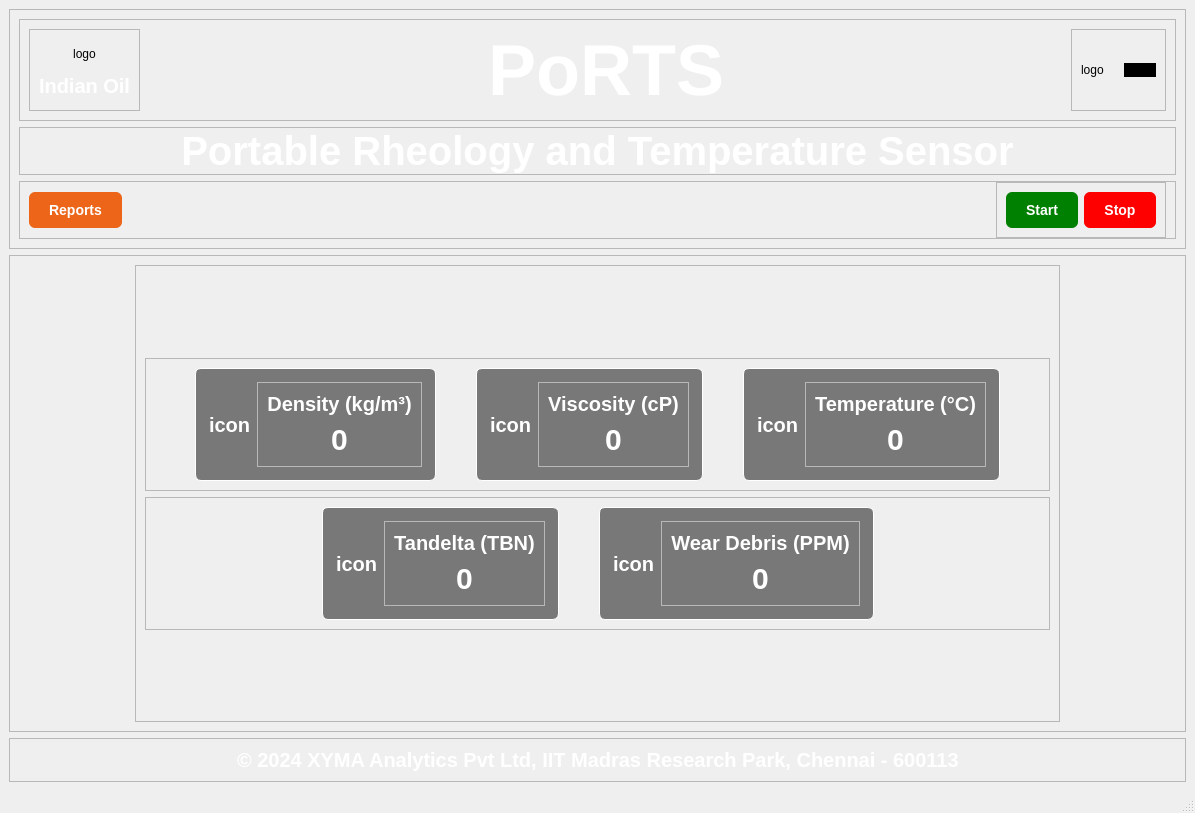
Qt form Assets/UiFiles/finalisedPage.ui (Jeffrey-Ragland/pyqt5IOCLTwo) before a commit.
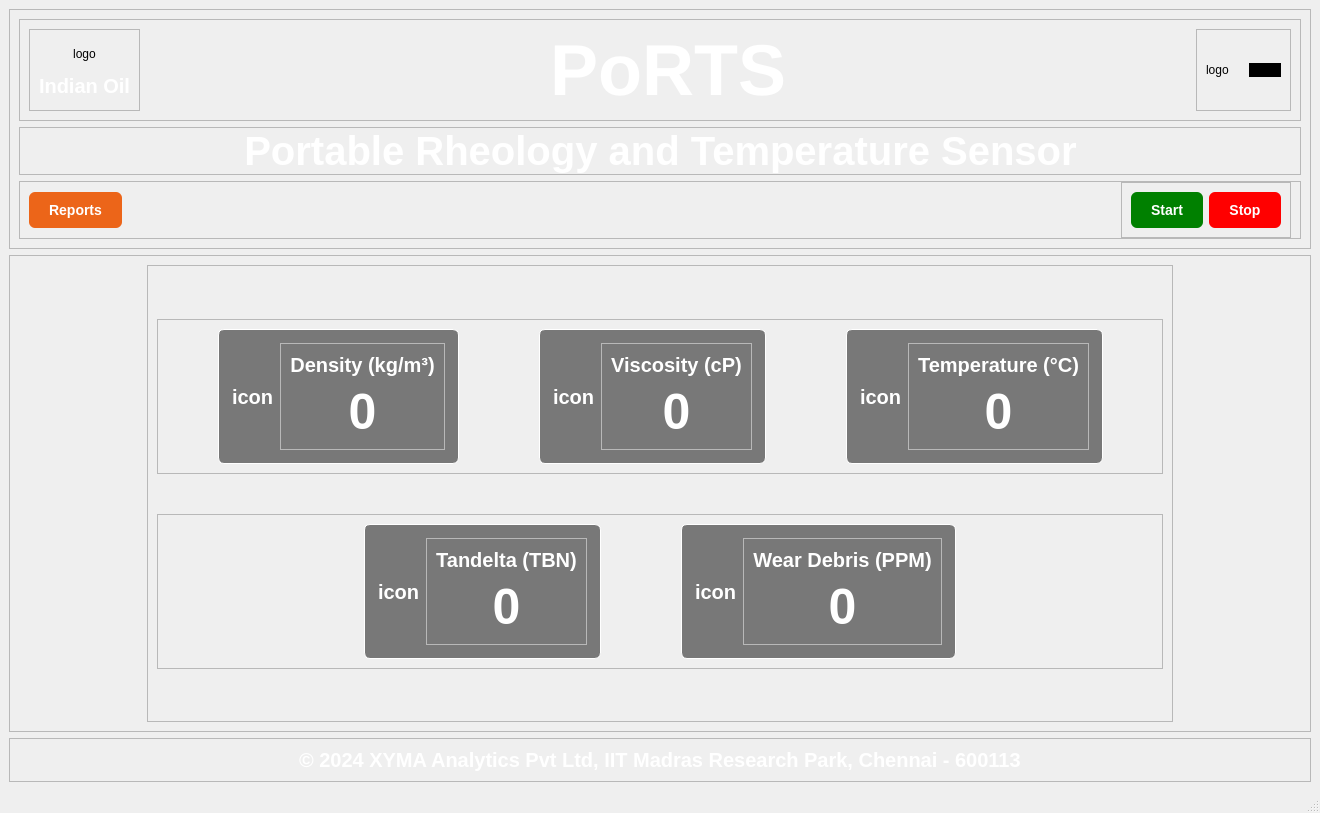
The same form after that commit.

What changed in the file:
```diff
--- a/Assets/UiFiles/finalisedPage.ui
+++ b/Assets/UiFiles/finalisedPage.ui
@@ -6,7 +6,7 @@
    <rect>
     <x>0</x>
     <y>0</y>
-    <width>1195</width>
+    <width>1320</width>
     <height>813</height>
    </rect>
   </property>
@@ -83,7 +83,7 @@
             </property>
             <property name="sizeHint" stdset="0">
              <size>
-              <width>335</width>
+              <width>398</width>
               <height>20</height>
              </size>
             </property>
@@ -113,7 +113,7 @@
             </property>
             <property name="sizeHint" stdset="0">
              <size>
-              <width>335</width>
+              <width>397</width>
               <height>20</height>
              </size>
             </property>
@@ -258,7 +258,7 @@
             </property>
             <property name="sizeHint" stdset="0">
              <size>
-              <width>853</width>
+              <width>978</width>
               <height>20</height>
              </size>
             </property>
@@ -354,6 +354,9 @@
           <enum>QFrame::Raised</enum>
          </property>
          <layout class="QVBoxLayout" name="verticalLayout_7">
+          <property name="spacing">
+           <number>40</number>
+          </property>
           <item>
            <spacer name="verticalSpacer">
             <property name="orientation">
@@ -377,7 +380,7 @@
             </property>
             <layout class="QHBoxLayout" name="horizontalLayout_10">
              <property name="spacing">
-              <number>40</number>
+              <number>80</number>
              </property>
              <item>
               <spacer name="horizontalSpacer_4">
@@ -411,7 +414,7 @@
 #densityCardLabel {
 	font: bold;
 	color: white;
-	font-size: 30px;
+	font-size: 50px;
 }</string>
                </property>
                <property name="frameShape">
@@ -486,7 +489,7 @@
 }
 
 #viscosityCardLabel {
-	font-size: 30px;
+	font-size: 50px;
 }
 </string>
                </property>
@@ -556,7 +559,7 @@
 }
 
 #temperatureCardLabel {
-	font-size: 30px;
+	font-size: 50px;
 }
 </string>
                </property>
@@ -633,9 +636,9 @@
             <property name="frameShadow">
              <enum>QFrame::Raised</enum>
             </property>
-            <layout class="QHBoxLayout" name="horizontalLayout_13">
+            <layout class="QHBoxLayout" name="horizontalLayout_13" stretch="2,1,1,2">
              <property name="spacing">
-              <number>40</number>
+              <number>80</number>
              </property>
              <item>
               <spacer name="horizontalSpacer_6">
@@ -667,7 +670,7 @@
 }
 
 #tandelta2CardLabel {
-	font-size: 30px;
+	font-size: 50px;
 }
 </string>
                </property>
@@ -737,7 +740,7 @@
 }
 
 #wearDebrisCardLabel {
-	font-size: 30px;
+	font-size: 50px;
 }
 </string>
                </property>
```
Left out of the diff: 6 changed lines with no effect on the pictures.
